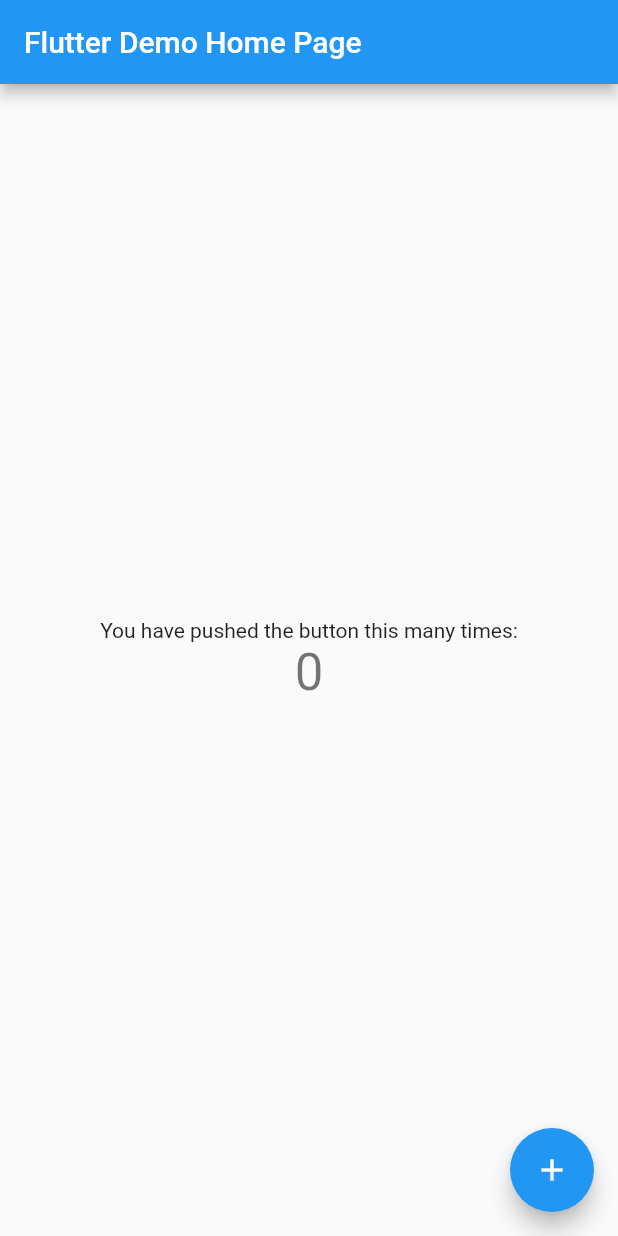
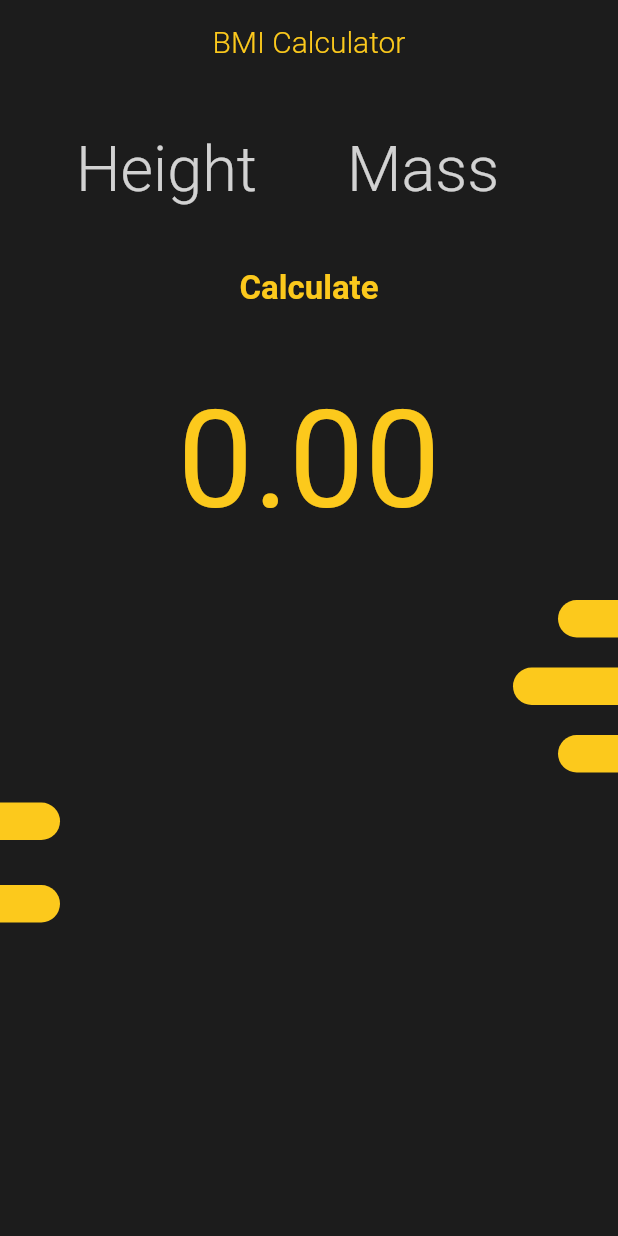
Before and after one commit to love9897/bmi_cal, a Flutter app: the screen it shows after launch, on a phone screen of 412 x 824 dp. Run offline on Flutter 3.47's test engine with Material 2 defaults, Android fonts, the phone set to English and light mode, and no system bars; our stand-ins replace hexcolor.

Commit message:
complete project

```diff
--- a/lib/main.dart
+++ b/lib/main.dart
@@ -1,115 +1,23 @@
+import 'package:bmi_cal/screens/home.dart';
 import 'package:flutter/material.dart';
 
 void main() {
-  runApp(const MyApp());
+  runApp(MyApp());
 }
 
 class MyApp extends StatelessWidget {
   const MyApp({super.key});
 
-  // This widget is the root of your application.
   @override
   Widget build(BuildContext context) {
     return MaterialApp(
-      title: 'Flutter Demo',
+      title: 'BMI calculator',
+      debugShowCheckedModeBanner: false,
       theme: ThemeData(
-        // This is the theme of your application.
-        //
-        // Try running your application with "flutter run". You'll see the
-        // application has a blue toolbar. Then, without quitting the app, try
-        // changing the primarySwatch below to Colors.green and then invoke
-        // "hot reload" (press "r" in the console where you ran "flutter run",
-        // or simply save your changes to "hot reload" in a Flutter IDE).
-        // Notice that the counter didn't reset back to zero; the application
-        // is not restarted.
-        primarySwatch: Colors.blue,
+        primarySwatch: Colors.yellow,
+        visualDensity: VisualDensity.adaptivePlatformDensity,
       ),
-      home: const MyHomePage(title: 'Flutter Demo Home Page'),
+      home: HomeScreen(),
     );
   }
 }
-
-class MyHomePage extends StatefulWidget {
-  const MyHomePage({super.key, required this.title});
-
-  // This widget is the home page of your application. It is stateful, meaning
-  // that it has a State object (defined below) that contains fields that affect
-  // how it looks.
-
-  // This class is the configuration for the state. It holds the values (in this
-  // case the title) provided by the parent (in this case the App widget) and
-  // used by the build method of the State. Fields in a Widget subclass are
-  // always marked "final".
-
-  final String title;
-
-  @override
-  State<MyHomePage> createState() => _MyHomePageState();
-}
-
-class _MyHomePageState extends State<MyHomePage> {
-  int _counter = 0;
-
-  void _incrementCounter() {
-    setState(() {
-      // This call to setState tells the Flutter framework that something has
-      // changed in this State, which causes it to rerun the build method below
-      // so that the display can reflect the updated values. If we changed
-      // _counter without calling setState(), then the build method would not be
-      // called again, and so nothing would appear to happen.
-      _counter++;
-    });
-  }
-
-  @override
-  Widget build(BuildContext context) {
-    // This method is rerun every time setState is called, for instance as done
-    // by the _incrementCounter method above.
-    //
-    // The Flutter framework has been optimized to make rerunning build methods
-    // fast, so that you can just rebuild anything that needs updating rather
-    // than having to individually change instances of widgets.
-    return Scaffold(
-      appBar: AppBar(
-        // Here we take the value from the MyHomePage object that was created by
-        // the App.build method, and use it to set our appbar title.
-        title: Text(widget.title),
-      ),
-      body: Center(
-        // Center is a layout widget. It takes a single child and positions it
-        // in the middle of the parent.
-        child: Column(
-          // Column is also a layout widget. It takes a list of children and
-          // arranges them vertically. By default, it sizes itself to fit its
-          // children horizontally, and tries to be as tall as its parent.
-          //
-          // Invoke "debug painting" (press "p" in the console, choose the
-          // "Toggle Debug Paint" action from the Flutter Inspector in Android
-          // Studio, or the "Toggle Debug Paint" command in Visual Studio Code)
-          // to see the wireframe for each widget.
-          //
-          // Column has various properties to control how it sizes itself and
-          // how it positions its children. Here we use mainAxisAlignment to
-          // center the children vertically; the main axis here is the vertical
-          // axis because Columns are vertical (the cross axis would be
-          // horizontal).
-          mainAxisAlignment: MainAxisAlignment.center,
-          children: <Widget>[
-            const Text(
-              'You have pushed the button this many times:',
-            ),
-            Text(
-              '$_counter',
-              style: Theme.of(context).textTheme.headline4,
-            ),
-          ],
-        ),
-      ),
-      floatingActionButton: FloatingActionButton(
-        onPressed: _incrementCounter,
-        tooltip: 'Increment',
-        child: const Icon(Icons.add),
-      ), // This trailing comma makes auto-formatting nicer for build methods.
-    );
-  }
-}
--- a/lib/screens/home.dart
+++ b/lib/screens/home.dart
@@ -0,0 +1,142 @@
+import 'package:bmi_cal/contants/app_constants.dart';
+import 'package:bmi_cal/widget/left_bar.dart';
+import 'package:bmi_cal/widget/right_bar.dart';
+import 'package:flutter/material.dart';
+
+class HomeScreen extends StatefulWidget {
+  const HomeScreen({super.key});
+
+  @override
+  State<HomeScreen> createState() => _HomeScreenState();
+}
+
+class _HomeScreenState extends State<HomeScreen> {
+  TextEditingController _heightController = TextEditingController();
+  TextEditingController _weightController = TextEditingController();
+  double _bmiResult = 0;
+  String _textResult = "";
+  @override
+  Widget build(BuildContext context) {
+    return Scaffold(
+      appBar: AppBar(
+        title: Text(
+          "BMI Calculator",
+          style: TextStyle(color: accentHexColor, fontWeight: FontWeight.w300),
+        ),
+        backgroundColor: Color.fromARGB(0, 155, 56, 56),
+        elevation: 0,
+        centerTitle: true,
+      ),
+      backgroundColor: mainHexColor,
+      body: SingleChildScrollView(
+        child: Column(
+          children: [
+            SizedBox(height: 20),
+            Row(
+              mainAxisAlignment: MainAxisAlignment.spaceEvenly,
+              children: [
+                Container(
+                  width: 130,
+                  child: TextField(
+                    controller: _heightController,
+                    style: TextStyle(
+                        fontSize: 42,
+                        fontWeight: FontWeight.w300,
+                        color: accentHexColor),
+                    keyboardType: TextInputType.number,
+                    decoration: InputDecoration(
+                        border: InputBorder.none,
+                        hintText: "Height",
+                        hintStyle: TextStyle(
+                            fontSize: 42,
+                            fontWeight: FontWeight.w300,
+                            color: Colors.white.withOpacity(0.8))),
+                  ),
+                ),
+                Container(
+                  width: 130,
+                  child: TextField(
+                    controller: _weightController,
+                    style: TextStyle(
+                        fontSize: 42,
+                        fontWeight: FontWeight.w300,
+                        color: accentHexColor),
+                    keyboardType: TextInputType.number,
+                    decoration: InputDecoration(
+                        border: InputBorder.none,
+                        hintText: "Mass",
+                        hintStyle: TextStyle(
+                            fontSize: 42,
+                            fontWeight: FontWeight.w300,
+                            color: Colors.white.withOpacity(0.8))),
+                  ),
+                ),
+              ],
+            ),
+            SizedBox(height: 30),
+            GestureDetector(
+              onTap: () {
+                double _h = double.parse(_heightController.text);
+                double _w = double.parse(_weightController.text);
+                setState(() {
+                  _bmiResult = _w / (_h * _h);
+                  if (_bmiResult > 25) {
+                    _textResult = "you are over weight";
+                  } else if (_bmiResult >= 18.5 && _bmiResult <= 25) {
+                    _textResult = "You have normal weight";
+                  } else {
+                    _textResult = "You are under weight";
+                  }
+                });
+              },
+              child: Container(
+                child: Text(
+                  "Calculate",
+                  style: TextStyle(
+                    fontSize: 22,
+                    fontWeight: FontWeight.bold,
+                    color: accentHexColor,
+                  ),
+                ),
+              ),
+            ),
+            SizedBox(height: 50),
+            Container(
+              child: Text(
+                _bmiResult.toStringAsFixed(2),
+                style: TextStyle(
+                  fontSize: 90,
+                  color: accentHexColor,
+                ),
+              ),
+            ),
+            SizedBox(height: 30),
+            Visibility(
+              visible: _textResult.isNotEmpty,
+              child: Container(
+                child: Text(
+                  _textResult,
+                  style: TextStyle(
+                    fontSize: 32,
+                    fontWeight: FontWeight.w400,
+                    color: accentHexColor,
+                  ),
+                ),
+              ),
+            ),
+            SizedBox(height: 10),
+            LeftBar(barWidth: 40),
+            SizedBox(height: 20),
+            LeftBar(barWidth: 70),
+            SizedBox(height: 20),
+            LeftBar(barWidth: 40),
+            SizedBox(height: 20),
+            RightBar(barWidth: 40),
+            SizedBox(height: 30),
+            RightBar(barWidth: 40),
+          ],
+        ),
+      ),
+    );
+  }
+}
--- a/lib/widget/left_bar.dart
+++ b/lib/widget/left_bar.dart
@@ -0,0 +1,26 @@
+import 'package:flutter/material.dart';
+import 'package:bmi_cal/contants/app_constants.dart';
+
+class LeftBar extends StatelessWidget {
+  final double barWidth;
+  const LeftBar({super.key, required this.barWidth});
+
+  @override
+  Widget build(BuildContext context) {
+    return Row(
+      mainAxisAlignment: MainAxisAlignment.end,
+      children: [
+        Container(
+          height: 25,
+          width: barWidth,
+          decoration: BoxDecoration(
+              borderRadius: BorderRadius.only(
+                topLeft: Radius.circular(20),
+                bottomLeft: Radius.circular(20),
+              ),
+              color: accentHexColor),
+        ),
+      ],
+    );
+  }
+}
--- a/lib/widget/right_bar.dart
+++ b/lib/widget/right_bar.dart
@@ -0,0 +1,26 @@
+import 'package:flutter/material.dart';
+import 'package:bmi_cal/contants/app_constants.dart';
+
+class RightBar extends StatelessWidget {
+  final double barWidth;
+  const RightBar({super.key, required this.barWidth});
+
+  @override
+  Widget build(BuildContext context) {
+    return Row(
+      mainAxisAlignment: MainAxisAlignment.start,
+      children: [
+        Container(
+          height: 25,
+          width: barWidth,
+          decoration: BoxDecoration(
+              borderRadius: BorderRadius.only(
+                topRight: Radius.circular(20),
+                bottomRight: Radius.circular(20),
+              ),
+              color: accentHexColor),
+        ),
+      ],
+    );
+  }
+}
```
